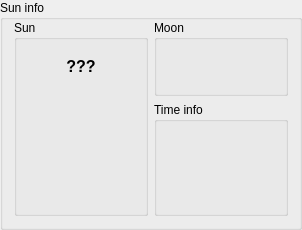
First picture: the form in widgets/qsuninfo.ui, repository AMOS-uniba/amos-client, before the edit.
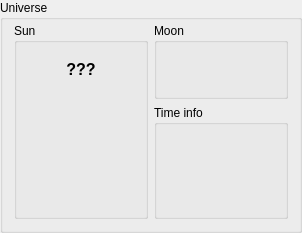
Second picture: the form after the edit. Custom widgets are drawn as their Qt base class.

The edit to the form file:
```diff
--- a/widgets/qsuninfo.ui
+++ b/widgets/qsuninfo.ui
@@ -11,11 +11,11 @@
    </rect>
   </property>
   <property name="title">
-   <string>Sun info</string>
+   <string>Universe</string>
   </property>
   <layout class="QGridLayout" name="gridLayout">
    <property name="topMargin">
-    <number>0</number>
+    <number>3</number>
    </property>
    <item row="1" column="0" rowspan="3">
     <widget class="QGroupBox" name="gb_sun">
```
